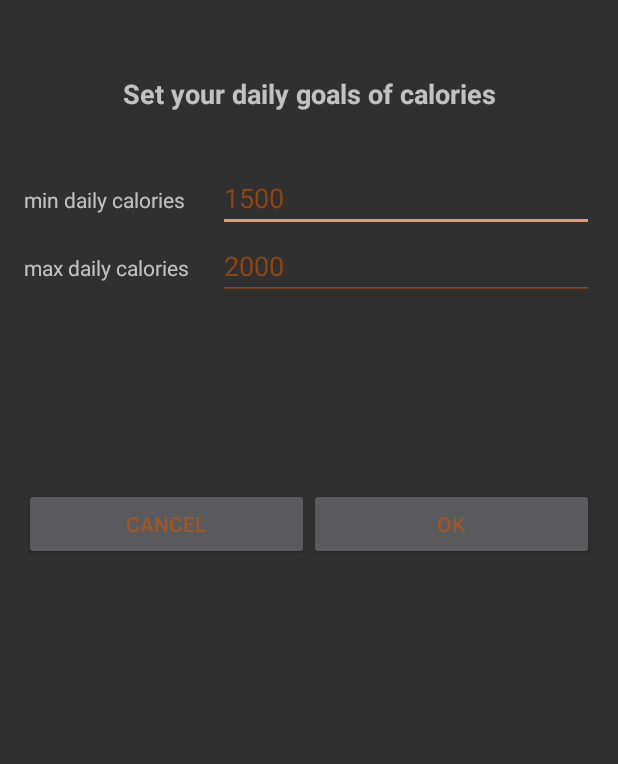
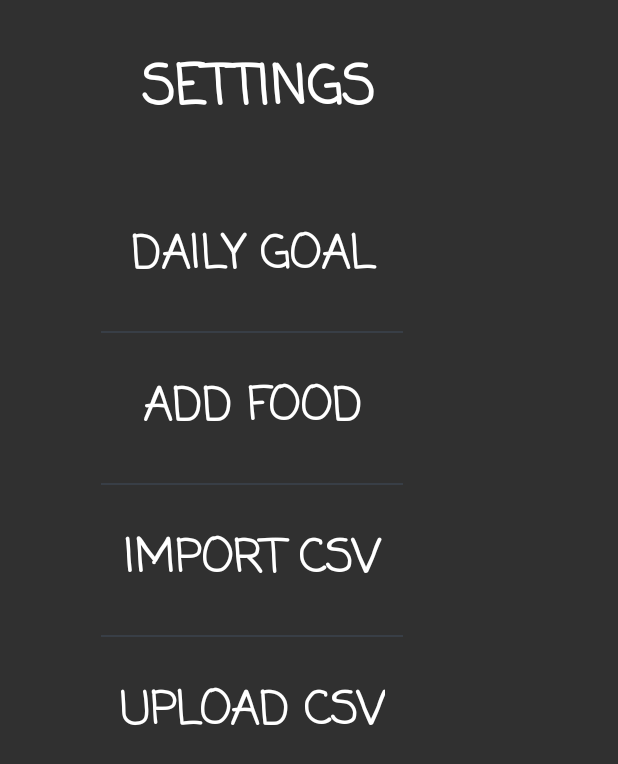
Before and after one commit to cubouyaka/Coach-Nutrition-Project, an Android app: the screen it shows after launch (settings before the commit, AllSettings after it), after a tap on an icon or button, on a phone screen of 412 x 824 dp. Shown: the top 764 px of the screen. Run offline under Robolectric (Android 15) with nearby library versions, the phone set to English and light mode, and no system bars.

Commit message:
New interface, add settings activity, add content in string.xml, reworking the old activity interface

```diff
--- a/app/src/main/AndroidManifest.xml
+++ b/app/src/main/AndroidManifest.xml
@@ -9,7 +9,6 @@
         android:roundIcon="@mipmap/ic_launcher_round"
         android:supportsRtl="true"
         android:theme="@style/AppTheme">
-
         <provider
             android:name=".CalorieContentProvider"
             android:authorities="@string/authority"
@@ -25,7 +24,8 @@
         </activity>
         <activity android:name=".add_food" />
         <activity android:name=".show_food_db" />
-        <activity android:name=".settings"></activity>
+        <activity android:name=".settings" />
+        <activity android:name=".AllSettings"></activity>
     </application>
 
 </manifest>
--- /dev/null
+++ b/app/src/main/java/com/oc/rss/coach_nutrition_project/AllSettings.java
@@ -0,0 +1,39 @@
+package com.oc.rss.coach_nutrition_project;
+
+import android.content.Intent;
+import android.support.v7.app.AppCompatActivity;
+import android.os.Bundle;
+import android.view.View;
+
+public class AllSettings extends AppCompatActivity {
+
+    @Override
+    protected void onCreate(Bundle savedInstanceState) {
+        super.onCreate(savedInstanceState);
+        setContentView(R.layout.activity_all_settings);
+    }
+
+    public void onClickDailyGoal (View v) {
+
+        Intent intent = new Intent (this, settings.class);
+        startActivity (intent);
+    }
+
+    public void onClickAddFood (View v) {
+
+        Intent intent = new Intent (this, add_food.class);
+        startActivity (intent);
+    }
+
+    public void onClickImportCSV (View v) {
+
+        Intent intent = new Intent (this, AllSettings.class);
+        startActivity (intent);
+    }
+
+    public void onClickUploadCSV (View v) {
+
+        Intent intent = new Intent (this, AllSettings.class);
+        startActivity (intent);
+    }
+}
--- a/app/src/main/java/com/oc/rss/coach_nutrition_project/MainActivity.java
+++ b/app/src/main/java/com/oc/rss/coach_nutrition_project/MainActivity.java
@@ -43,17 +43,22 @@ public class MainActivity extends AppCompatActivity {
     }
 
     public void onClickSettings (View v) {
-        startActivityForResult(new Intent(this, settings.class), OK_CODE);
+
+        Intent intent = new Intent (this, AllSettings.class);
+        startActivity (intent);
     }
 
+    //startActivityForResult(new Intent(this, settings.class), OK_CODE);
+
+    /*
     @Override
     protected void onActivityResult(int requestCode, int resultCode, Intent data) {
         if (requestCode == 1) {
             if(resultCode == OK_CODE){
-                //min_daily = Integer.parseInt(data.getStringExtra("min"));
-                //max_daily = Integer.parseInt(data.getStringExtra("max"));
+                min_daily = Integer.parseInt(data.getStringExtra("min"));
+                max_daily = Integer.parseInt(data.getStringExtra("max"));
             }
         }
     }
-
+    */
 }
--- /dev/null
+++ b/app/src/main/res/layout/activity_all_settings.xml
@@ -0,0 +1,149 @@
+<?xml version="1.0" encoding="utf-8"?>
+<android.support.constraint.ConstraintLayout xmlns:android="http://schemas.android.com/apk/res/android"
+    xmlns:app="http://schemas.android.com/apk/res-auto"
+    xmlns:tools="http://schemas.android.com/tools"
+    android:layout_width="match_parent"
+    android:layout_height="match_parent"
+    tools:context="com.oc.rss.coach_nutrition_project.AllSettings">
+
+    <LinearLayout
+        android:layout_width="344dp"
+        android:layout_height="551dp"
+        android:orientation="vertical"
+        tools:layout_editor_absoluteY="8dp"
+        tools:layout_editor_absoluteX="8dp"
+        android:weightSum="1">
+
+        <LinearLayout
+            android:layout_width="match_parent"
+            android:layout_height="30dp"
+            android:orientation="horizontal"
+            tools:layout_editor_absoluteY="8dp"
+            tools:layout_editor_absoluteX="8dp"
+            android:weightSum="1"
+            android:layout_weight="0.06">
+
+        </LinearLayout>
+
+        <TextView
+            android:id="@+id/welcome"
+            android:layout_width="match_parent"
+            android:layout_height="wrap_content"
+            android:fontFamily="casual"
+            android:gravity="center"
+            android:text="@string/settings"
+            android:textAllCaps="true"
+            android:textColor="@android:color/background_light"
+            android:textSize="36sp"
+            android:textStyle="bold" />
+
+        <LinearLayout
+            android:layout_width="match_parent"
+            android:layout_height="30dp"
+            android:orientation="horizontal"
+            tools:layout_editor_absoluteY="8dp"
+            tools:layout_editor_absoluteX="8dp"
+            android:weightSum="1"
+            android:layout_weight="0.11">
+
+        </LinearLayout>
+
+        <LinearLayout
+            android:layout_width="match_parent"
+            android:layout_height="400dp"
+            android:orientation="horizontal"
+            tools:layout_editor_absoluteY="8dp"
+            tools:layout_editor_absoluteX="8dp"
+            android:weightSum="1">
+
+                    <LinearLayout
+            android:layout_width="44dp"
+            android:layout_height="match_parent"
+            android:orientation="vertical"
+            tools:layout_editor_absoluteY="8dp"
+            tools:layout_editor_absoluteX="8dp"
+            android:layout_weight="0.24">
+
+        </LinearLayout>
+
+        <LinearLayout
+            android:layout_width="wrap_content"
+            android:layout_height="match_parent"
+            android:orientation="vertical"
+            tools:layout_editor_absoluteY="8dp"
+            tools:layout_editor_absoluteX="8dp">
+
+            <Button
+                android:id="@+id/dailyGoal"
+                style="@style/Widget.AppCompat.Button.Borderless"
+                android:layout_width="match_parent"
+                android:layout_height="100dp"
+                android:backgroundTint="@color/colorButton"
+                android:fontFamily="casual"
+                android:text="@string/dailyGoal"
+                android:textColor="@android:color/background_light"
+                android:textSize="30sp"
+                android:onClick="onClickDailyGoal"
+                android:textStyle="bold" />
+
+            <LinearLayout
+                android:layout_width="match_parent"
+                android:layout_height="1dp"
+                android:background="@color/colorSpace"
+                android:orientation="vertical"></LinearLayout>
+
+            <Button
+                android:id="@+id/addFood"
+                style="@style/Widget.AppCompat.Button.Borderless"
+                android:layout_width="match_parent"
+                android:layout_height="100dp"
+                android:backgroundTint="@color/colorButton"
+                android:fontFamily="casual"
+                android:text="@string/addFood"
+                android:textColor="@android:color/background_light"
+                android:textSize="30sp"
+                android:onClick="onClickAddFood"
+                android:textStyle="bold" />
+
+            <LinearLayout
+                android:layout_width="match_parent"
+                android:layout_height="1dp"
+                android:background="@color/colorSpace"
+                android:orientation="vertical"></LinearLayout>
+
+            <Button
+                android:id="@+id/importCSV"
+                style="@style/Widget.AppCompat.Button.Borderless"
+                android:layout_width="match_parent"
+                android:layout_height="100dp"
+                android:backgroundTint="@color/colorButton"
+                android:fontFamily="casual"
+                android:text="@string/importCSV"
+                android:textColor="@android:color/background_light"
+                android:textSize="30sp"
+                android:onClick="onClickImportCSV"
+                android:textStyle="bold" />
+
+            <LinearLayout
+                android:layout_width="match_parent"
+                android:layout_height="1dp"
+                android:background="@color/colorSpace"
+                android:orientation="vertical"></LinearLayout>
+
+            <Button
+                android:id="@+id/uploadCSV"
+                style="@style/Widget.AppCompat.Button.Borderless"
+                android:layout_width="match_parent"
+                android:layout_height="100dp"
+                android:backgroundTint="@color/colorButton"
+                android:fontFamily="casual"
+                android:text="@string/uploadCSV"
+                android:textColor="@android:color/background_light"
+                android:textSize="30sp"
+                android:onClick="onClickUploadCSV"
+                android:textStyle="bold" />
+
+            </LinearLayout>
+        </LinearLayout>
+    </LinearLayout>
+</android.support.constraint.ConstraintLayout>
--- a/app/src/main/res/values/colors.xml
+++ b/app/src/main/res/values/colors.xml
@@ -1,7 +1,7 @@
 <?xml version="1.0" encoding="utf-8"?>
 <resources>
     <color name="colorPrimary">#262c33</color>
-    <color name="colorPrimaryDark">#C0392b </color>
+    <color name="colorPrimaryDark">#c0392b</color>
     <color name="colorAccent">#e59866 </color>
     <color name="colorBackground">#262c33</color>
     <color name="colorSpace">#383e46</color>
--- a/app/src/main/res/values/strings.xml
+++ b/app/src/main/res/values/strings.xml
@@ -6,4 +6,14 @@
     <string name="meal">Add meal</string>
     <string name="history">History</string>
     <string name="settings">Settings</string>
+    <string name="dailyGoal">Daily goal</string>
+    <string name="addFood">Add food</string>
+    <string name="importCSV">Import CSV</string>
+    <string name="uploadCSV">Upload CSV</string>
+    <string name="add">Add</string>
+    <string name="cancel">Cancel</string>
+    <string name="ok">Ok</string>
+    <string name="dailyGoalInfo">Set your daily goals of calories</string>
+    <string name="minDaily">Min daily calories</string>
+    <string name="maxDaily">Max daily calories</string>
 </resources>
```
Also changed, not shown: app/src/main/res/layout/activity_add_food.xml (+44 -17 lines), app/src/main/res/layout/activity_settings.xml (+30 -9 lines).
